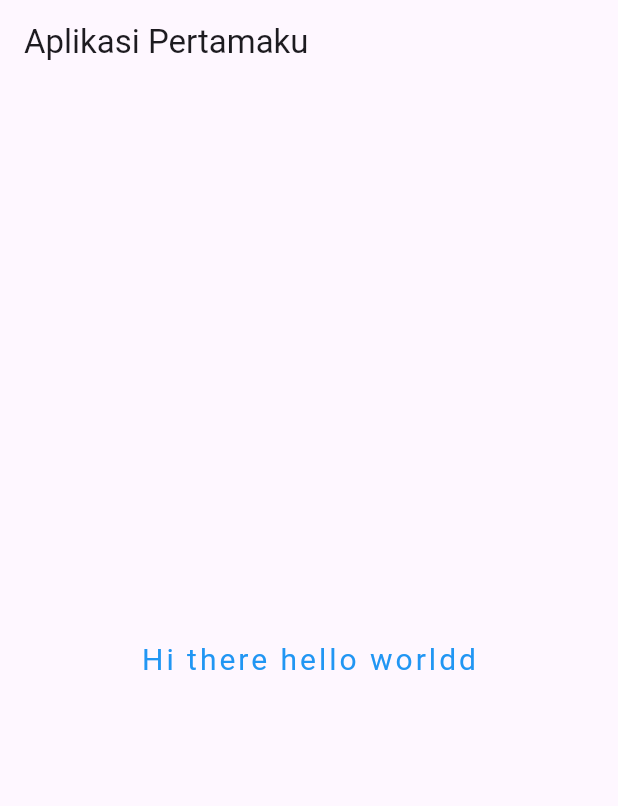
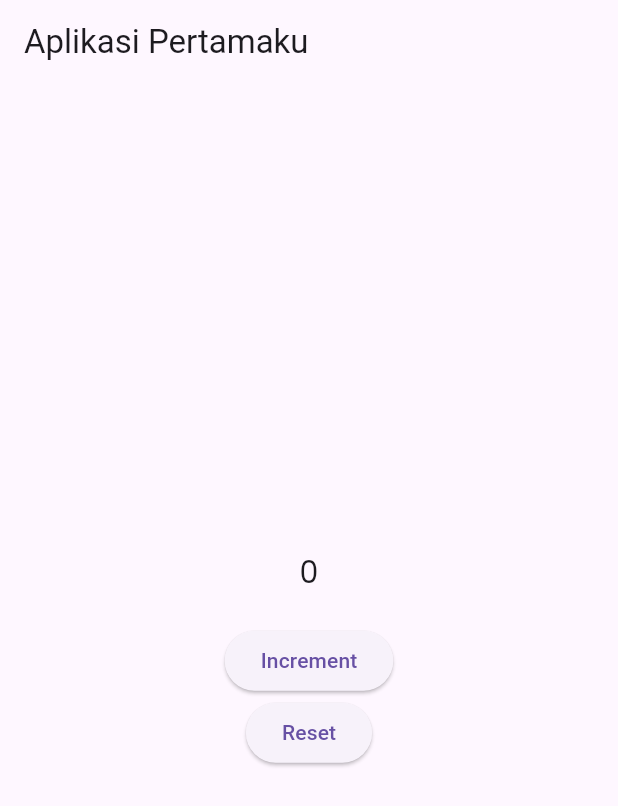
Before and after one commit to ZacharyTheodoreCodes/belajar-flutter, a Flutter app: the screen it shows after launch, on a phone screen of 412 x 824 dp. Shown: the top 806 px of the screen. Run offline on Flutter 3.47's test engine with Material 3 defaults, Android fonts, the phone set to English and light mode, and no system bars; our stand-ins replace google_fonts.

Commit message:
stateful app

```diff
--- a/hello_world/lib/main_page.dart
+++ b/hello_world/lib/main_page.dart
@@ -2,6 +2,7 @@ import 'package:flutter/material.dart';
 import 'package:hello_world/box_decoration.dart';
 import 'package:hello_world/font_study.dart';
 import 'package:hello_world/sizeBox.dart';
+import 'package:hello_world/stateless_stateful_widget.dart';
 import 'package:hello_world/text_widget.dart';
 
 class MainPage extends StatelessWidget {
@@ -16,7 +17,8 @@ class MainPage extends StatelessWidget {
       //body: BoxyDecoration(),
       // body: const SizeBoxy(),
       //body: const TextWidget(),
-      body: const FontStudy(),
+      //body: const FontStudy(),
+      body: const MyWidget(),
 
       //widget center
 
--- a/hello_world/lib/stateless_stateful_widget.dart
+++ b/hello_world/lib/stateless_stateful_widget.dart
@@ -0,0 +1,52 @@
+import 'dart:developer';
+
+import 'package:flutter/material.dart';
+import 'package:google_fonts/google_fonts.dart';
+
+class MyWidget extends StatefulWidget {
+  const MyWidget({super.key});
+
+  @override
+  State<MyWidget> createState() => _MyWidgetState();
+}
+
+//class statenya
+class _MyWidgetState extends State<MyWidget> {
+  int number = 0;
+
+  @override
+  Widget build(BuildContext context) {
+    return Center(
+      child: Column(
+        mainAxisAlignment: MainAxisAlignment.center,
+        children: [
+          Text(
+            '$number',
+            style: GoogleFonts.poppins(fontSize: 20),
+          ),
+          const SizedBox(
+            height: 20,
+          ),
+          ElevatedButton(
+              onPressed: () {
+                //setState: agar dia jadi state
+                setState(() {
+                  number++;
+                });
+                log('$number');
+              },
+              child: const Text('Increment')),
+          ElevatedButton(
+              onPressed: () {
+                //setState: agar dia jadi state
+                setState(() {
+                  number = 0;
+                });
+                log('$number');
+              },
+              child: const Text('Reset'))
+        ],
+      ),
+    );
+  }
+}
```
